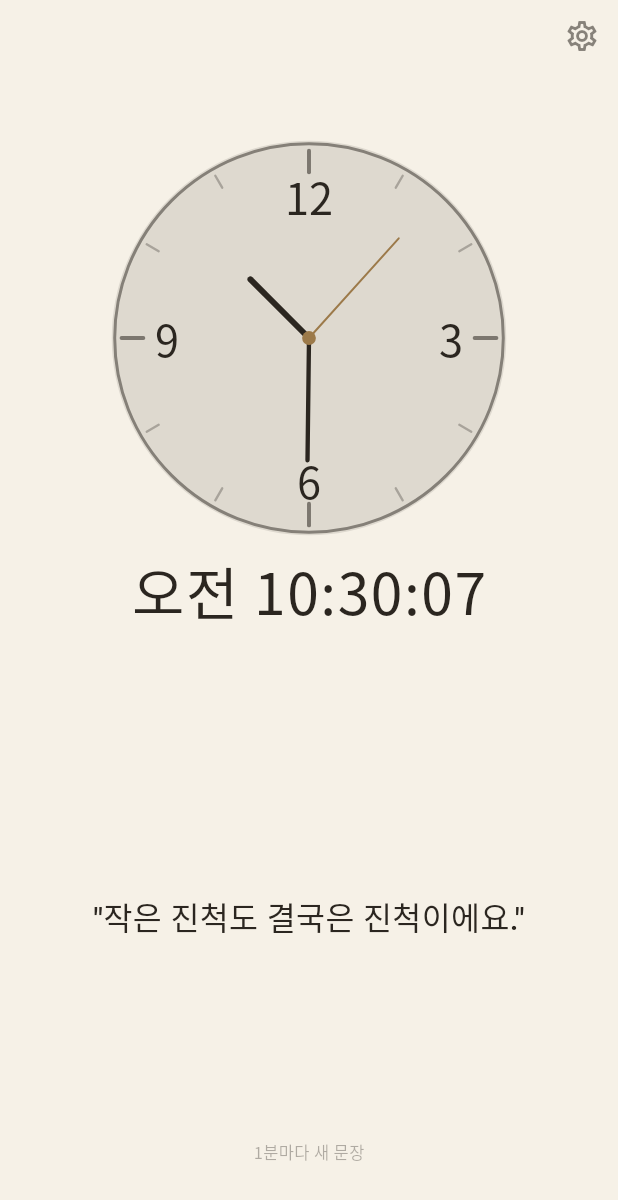
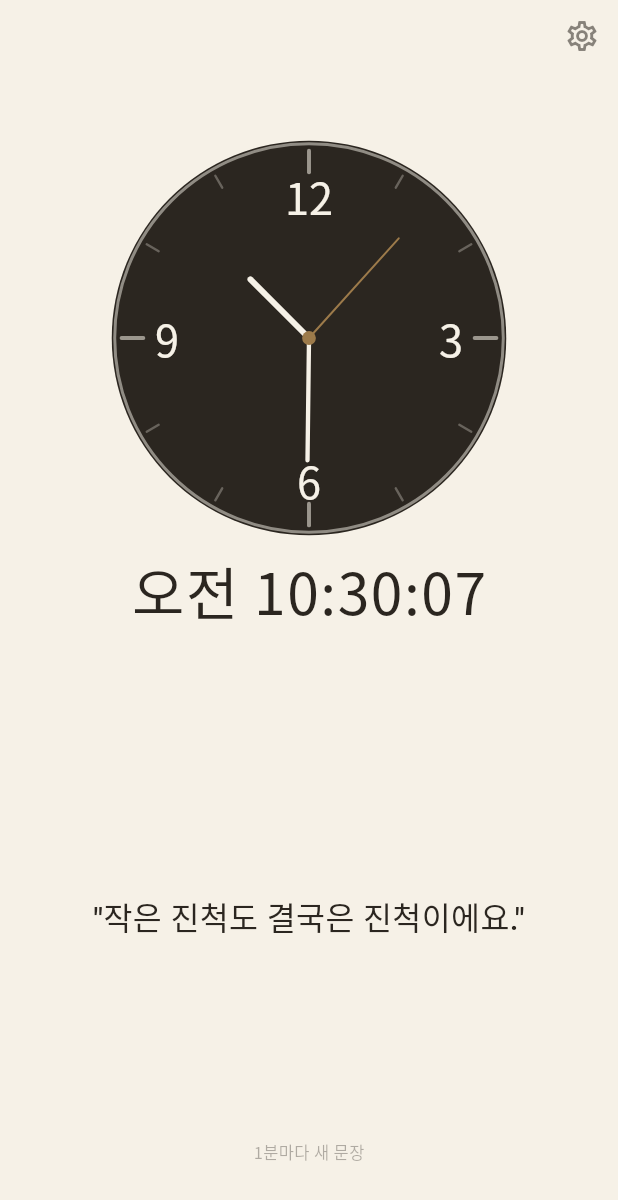
Before and after one commit to bohyeokan-jpg/sentence-clock, a Flutter app: the screen it shows after launch, on a phone screen of 412 x 824 dp. Shown: the top 1200 px of the screen. Run offline on Flutter 3.47's test engine with Material 3 defaults, Android fonts, the phone set to English and light mode, and no system bars; our stand-ins replace audioplayers, flutter_riverpod, google_fonts, shared_preferences; missing offline and left inert: alarm, home_widget; statements that could not run were skipped.

Commit message:
Make the clock face bold and unmistakably separate from the background
The face was a subtle 12%-ink tint of the background — still close
enough in color that it could read as "no separation" rather than
"a disc." Switched to a full swap instead: clockFace is now the
theme's ink color at full strength, and the dial (rim/ticks/
numerals/hands) uses the theme's background color, since ink and
background are already guaranteed to contrast (that's their normal
text-on-screen relationship, just inverted onto the disc).

ClockWidget gained a dialInk parameter so this dial-only color can
differ from the digital time text below it, which still needs the
theme's normal ink to read against the real screen background.
Applied to both the in-app clock (all four themes) and the widget's
rendered square face, per the user's explicit "the app too, same
thing."

```diff
--- a/lib/model/app_theme.dart
+++ b/lib/model/app_theme.dart
@@ -17,10 +17,15 @@ class AppThemePalette {
     required this.accent,
   });
 
-  /// A touch of ink mixed into the background — enough that the clock face
-  /// reads as its own disc instead of vanishing into the screen, but light
-  /// enough that ink-colored ticks/hands drawn on top stay legible.
-  Color get clockFace => Color.alphaBlend(ink.withValues(alpha: 0.12), background);
+  /// The clock face's own solid color — the theme's ink, full strength, so
+  /// the disc can never be mistaken for the screen background behind it.
+  Color get clockFace => ink;
+
+  /// Rim/ticks/numerals/hands drawn on that bold face need their own color,
+  /// since [ink] is now the face itself. The theme's `background` is
+  /// guaranteed to read against `ink` already (that's their normal
+  /// text-on-screen relationship, just inverted onto the dial).
+  Color get clockDialInk => background;
 }
 
 /// The four palettes designed in Figma/HTML: cream (default paper look),
--- a/lib/service/widget_sync_service.dart
+++ b/lib/service/widget_sync_service.dart
@@ -75,7 +75,7 @@ class _ClockFace extends StatelessWidget {
         child: CustomPaint(
           painter: AnalogClockPainter(
             time: DateTime.now(),
-            ink: palette.ink,
+            ink: palette.clockDialInk,
             accent: palette.accent,
             faceFill: palette.clockFace,
             shape: ClockShape.square,
--- a/lib/view/main_screen.dart
+++ b/lib/view/main_screen.dart
@@ -87,7 +87,13 @@ class _PortraitBody extends StatelessWidget {
               child: Column(
                 children: [
                   SizedBox(height: topGap),
-                  ClockWidget(ink: palette.ink, accent: palette.accent, faceFill: palette.clockFace, shape: clockShape),
+                  ClockWidget(
+                    ink: palette.ink,
+                    accent: palette.accent,
+                    faceFill: palette.clockFace,
+                    dialInk: palette.clockDialInk,
+                    shape: clockShape,
+                  ),
                   SizedBox(height: clockToQuoteGap),
                   Expanded(
                     child: Center(
@@ -144,6 +150,7 @@ class _SplitBody extends StatelessWidget {
                     ink: palette.ink,
                     accent: palette.accent,
                     faceFill: palette.clockFace,
+                    dialInk: palette.clockDialInk,
                     faceSize: clockSize,
                     digitalFontSize: compact ? 24 : 30,
                     shape: clockShape,
--- a/lib/widget/clock_widget.dart
+++ b/lib/widget/clock_widget.dart
@@ -16,6 +16,13 @@ class ClockWidget extends StatefulWidget {
   final double digitalFontSize;
   final ClockShape shape;
 
+  /// Color for the dial's rim/ticks/numerals/hands. Defaults to [ink], but
+  /// since [faceFill] is now a bold color deliberately far from the screen
+  /// background (not a subtle tint of it), the dial needs its own color
+  /// that reads against *that* — pass the theme's `background` for that
+  /// (see [AppThemePalette.clockDialInk]), not the digital text's ink.
+  final Color? dialInk;
+
   const ClockWidget({
     super.key,
     required this.ink,
@@ -24,6 +31,7 @@ class ClockWidget extends StatefulWidget {
     this.faceSize = 263,
     this.digitalFontSize = 38,
     this.shape = ClockShape.circle,
+    this.dialInk,
   });
 
   @override
@@ -75,7 +83,7 @@ class _ClockWidgetState extends State<ClockWidget> {
           child: CustomPaint(
             painter: AnalogClockPainter(
               time: _now,
-              ink: widget.ink,
+              ink: widget.dialInk ?? widget.ink,
               accent: widget.accent,
               faceFill: widget.faceFill,
               shape: widget.shape,
```
